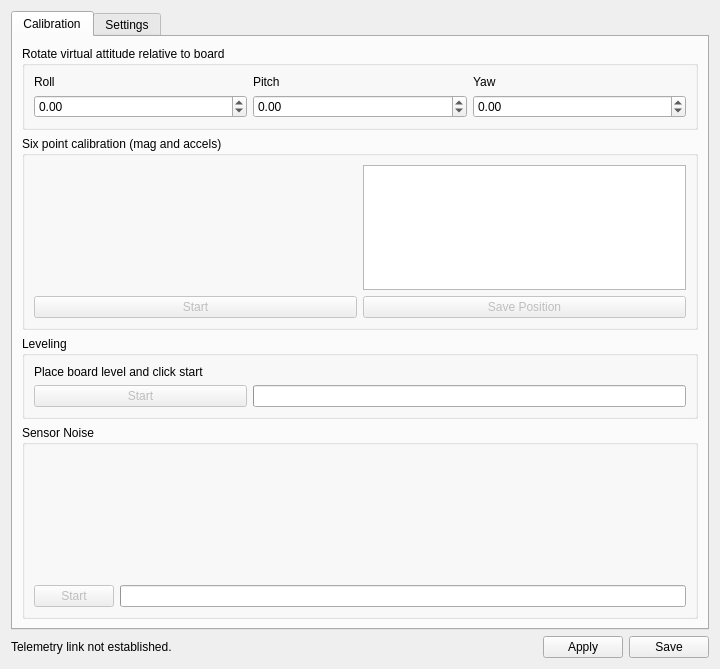
This is ground/openpilotgcs/src/plugins/config/revosensors.ui in TauLabs/TauLabs as Qt 5 draws it before an edit. The edited form follows.
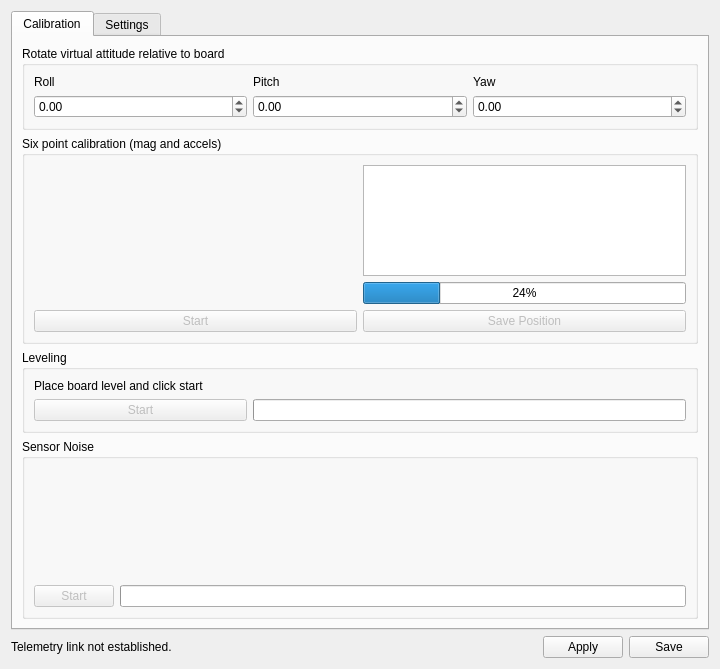
This is the edited form. Icons and pictures are not drawn.

Commit message: GCS: More work on teh calibration UI

```diff
--- a/ground/openpilotgcs/src/plugins/config/revosensors.ui
+++ b/ground/openpilotgcs/src/plugins/config/revosensors.ui
@@ -123,7 +123,43 @@
           <string>Six point calibration (mag and accels)</string>
          </property>
          <layout class="QGridLayout" name="gridLayout_4">
-          <item row="0" column="0">
+          <item row="0" column="1">
+           <widget class="QTextEdit" name="sixPointCalibInstructions"/>
+          </item>
+          <item row="2" column="0">
+           <widget class="QPushButton" name="sixPointsStart">
+            <property name="enabled">
+             <bool>false</bool>
+            </property>
+            <property name="toolTip">
+             <string>Launch a sensor range and bias calibration.</string>
+            </property>
+            <property name="text">
+             <string>Start</string>
+            </property>
+           </widget>
+          </item>
+          <item row="2" column="1">
+           <widget class="QPushButton" name="sixPointsSave">
+            <property name="enabled">
+             <bool>false</bool>
+            </property>
+            <property name="toolTip">
+             <string>Save settings (only enabled when calibration is running)</string>
+            </property>
+            <property name="text">
+             <string>Save Position</string>
+            </property>
+           </widget>
+          </item>
+          <item row="1" column="1">
+           <widget class="QProgressBar" name="sixPointProgres">
+            <property name="value">
+             <number>24</number>
+            </property>
+           </widget>
+          </item>
+          <item row="0" column="0" rowspan="2">
            <widget class="QGraphicsView" name="sixPointsHelp">
             <property name="sizePolicy">
              <sizepolicy hsizetype="Expanding" vsizetype="MinimumExpanding">
@@ -145,35 +181,6 @@
             </property>
            </widget>
           </item>
-          <item row="0" column="1">
-           <widget class="QTextEdit" name="sixPointCalibInstructions"/>
-          </item>
-          <item row="1" column="0">
-           <widget class="QPushButton" name="sixPointsStart">
-            <property name="enabled">
-             <bool>false</bool>
-            </property>
-            <property name="toolTip">
-             <string>Launch a sensor range and bias calibration.</string>
-            </property>
-            <property name="text">
-             <string>Start</string>
-            </property>
-           </widget>
-          </item>
-          <item row="1" column="1">
-           <widget class="QPushButton" name="sixPointsSave">
-            <property name="enabled">
-             <bool>false</bool>
-            </property>
-            <property name="toolTip">
-             <string>Save settings (only enabled when calibration is running)</string>
-            </property>
-            <property name="text">
-             <string>Save Position</string>
-            </property>
-           </widget>
-          </item>
          </layout>
         </widget>
        </item>
```
The commit also changes 5 other files.
